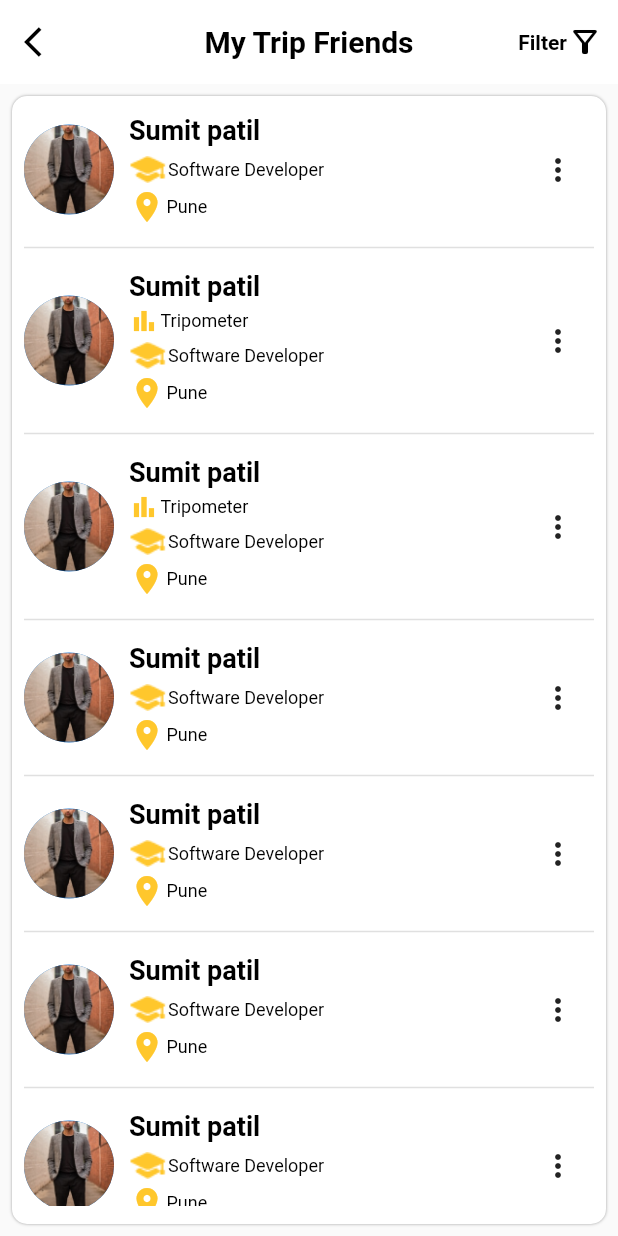
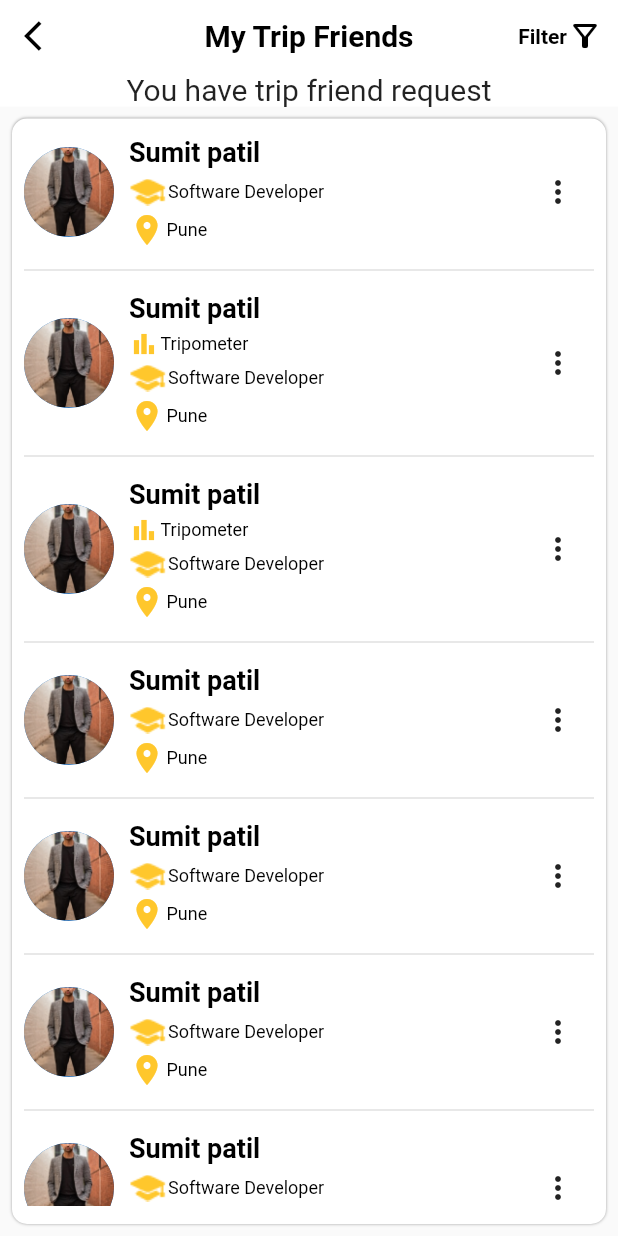
Before and after one commit to yash3497/TrvelNew, a Flutter app: the MyTripFriendsScreen screen opened directly, on a phone screen of 412 x 824 dp. Run offline on Flutter 3.47's test engine with Material 2 defaults, Android fonts, the phone set to English and light mode, and no system bars; our stand-ins replace carousel_slider, cloud_firestore, file_picker, firebase_auth, firebase_core, firebase_storage and 12 more; missing offline and left inert: flutter_facebook_auth; accounts and stored records are empty; network calls fail.

Commit message:
trip friend add

```diff
--- a/lib/views/humburger_flow/my_account/my_trip_friends.dart
+++ b/lib/views/humburger_flow/my_account/my_trip_friends.dart
@@ -3,15 +3,23 @@ import 'dart:developer';
 import 'package:flutter/material.dart';
 import 'package:flutter/src/widgets/container.dart';
 import 'package:flutter/src/widgets/framework.dart';
+import 'package:travel_app/views/humburger_flow/my_account/my_following_trip_friends.dart';
 import 'package:travel_app/views/humburger_flow/my_account/report_incorrect_user_screen.dart';
+import 'package:travel_app/views/start/sign_in_screen.dart';
 import 'package:travel_app/widget/custom_appbar.dart';
 
 import '../../../utils/constant.dart';
 import '../../../widget/custom_button.dart';
 
-class MyTripFriendsScreen extends StatelessWidget {
+class MyTripFriendsScreen extends StatefulWidget {
   MyTripFriendsScreen({required this.title});
   String title;
+
+  @override
+  State<MyTripFriendsScreen> createState() => _MyTripFriendsScreenState();
+}
+
+class _MyTripFriendsScreenState extends State<MyTripFriendsScreen> {
   @override
   Widget build(BuildContext context) {
     return Scaffold(
@@ -28,8 +36,23 @@ class MyTripFriendsScreen extends StatelessWidget {
               color: black,
             )),
         title: Text(
-          title,
+          widget.title,
           style: bodyText20w700(color: black),
+        ),
+        bottom: PreferredSize(
+          preferredSize: Size.fromHeight(15),
+          child: InkWell(
+            onTap: () {
+              Navigator.push(context, MaterialPageRoute(builder: (context)=>MyfollowingFriendScreen()));
+            },
+            child: const Text(
+              'You have trip friend request',
+              style: TextStyle(
+                  fontSize: 20,
+                  fontWeight: FontWeight.normal,
+                  ),
+            ),
+          ),
         ),
         actions: [
           InkWell(
```
Also changed, not shown: lib/views/humburger_flow/my_account/my_following_trip_friends.dart (added, +85 -0 lines).
